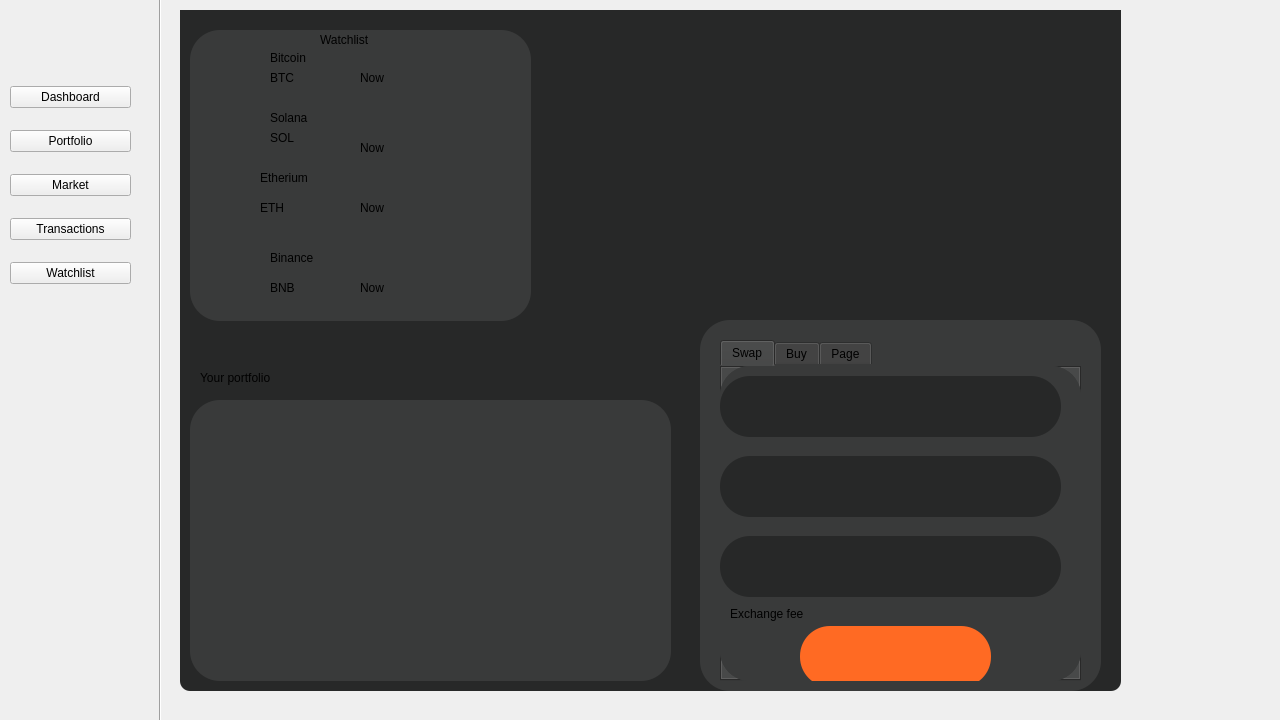
Before: the Qt Designer form forms/crypto.ui in IVAndreev21/YRT, drawn with Qt 5.
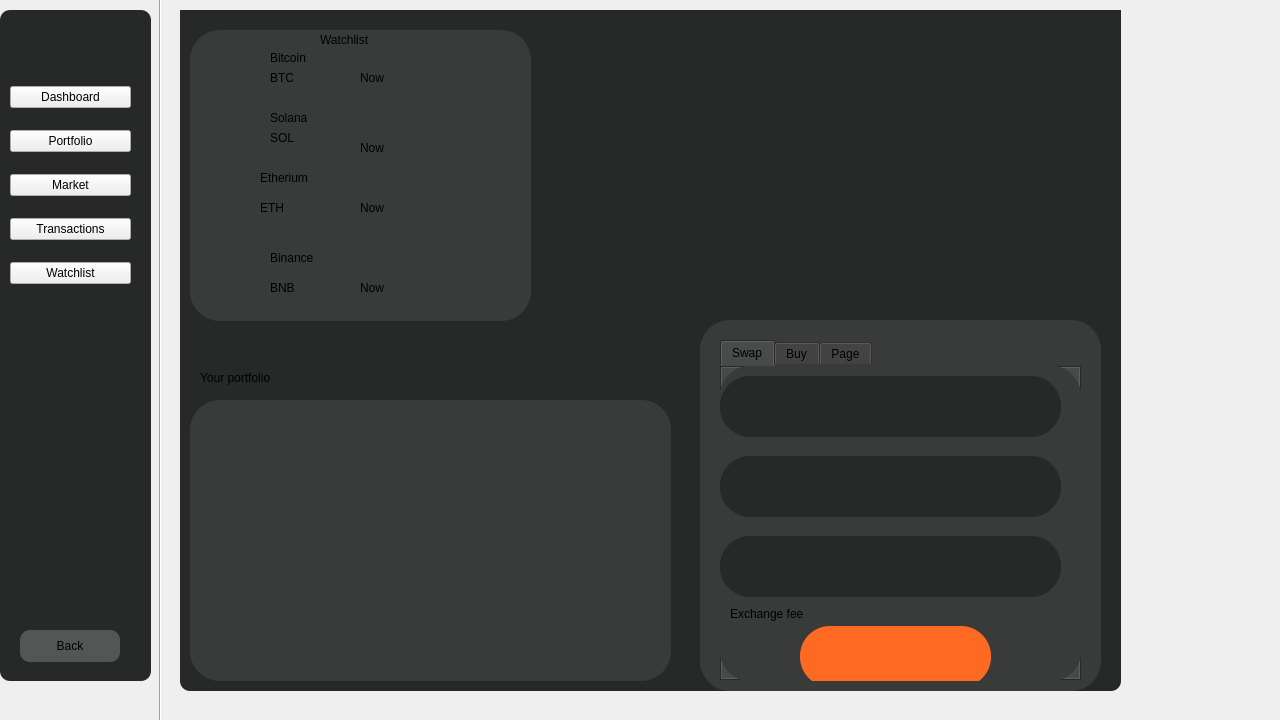
After: the same form once the commit is applied. Icons and pictures are not drawn.

What changed in the file:
```diff
--- a/forms/crypto.ui
+++ b/forms/crypto.ui
@@ -811,6 +811,40 @@
    <widget class="QWidget" name="Transactions"/>
    <widget class="QWidget" name="watchlist"/>
   </widget>
+  <widget class="QWidget" name="widget_10" native="true">
+   <property name="geometry">
+    <rect>
+     <x>0</x>
+     <y>10</y>
+     <width>151</width>
+     <height>671</height>
+    </rect>
+   </property>
+   <property name="styleSheet">
+    <string notr="true">background-color: rgb(39, 40, 40);
+border-radius:10px;</string>
+   </property>
+   <widget class="QPushButton" name="back_PB">
+    <property name="geometry">
+     <rect>
+      <x>20</x>
+      <y>620</y>
+      <width>100</width>
+      <height>32</height>
+     </rect>
+    </property>
+    <property name="styleSheet">
+     <string notr="true">background-color: rgb(84, 85, 85);</string>
+    </property>
+    <property name="text">
+     <string>Back</string>
+    </property>
+   </widget>
+  </widget>
+  <zorder>widget_10</zorder>
+  <zorder>line</zorder>
+  <zorder>verticalLayoutWidget</zorder>
+  <zorder>stackedWidget</zorder>
  </widget>
  <resources>
   <include location="../resources/resources.qrc"/>
```
